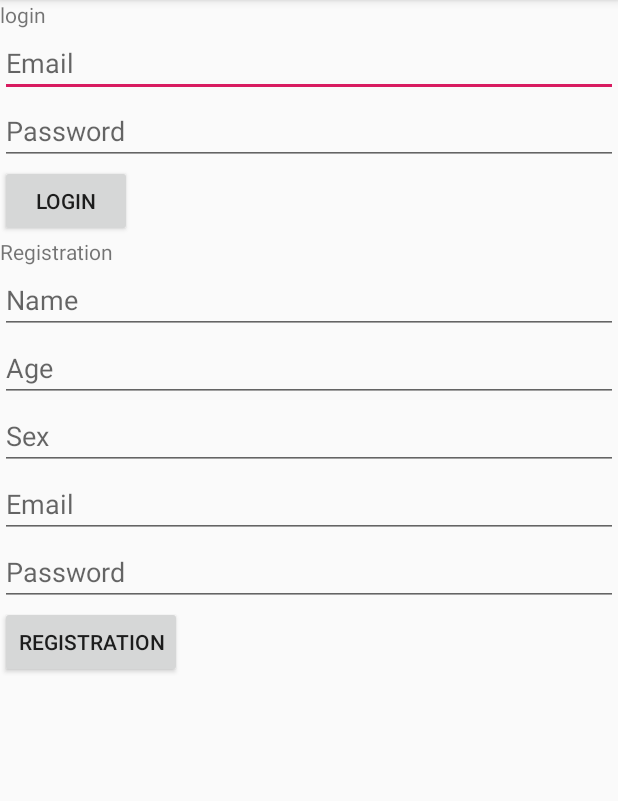
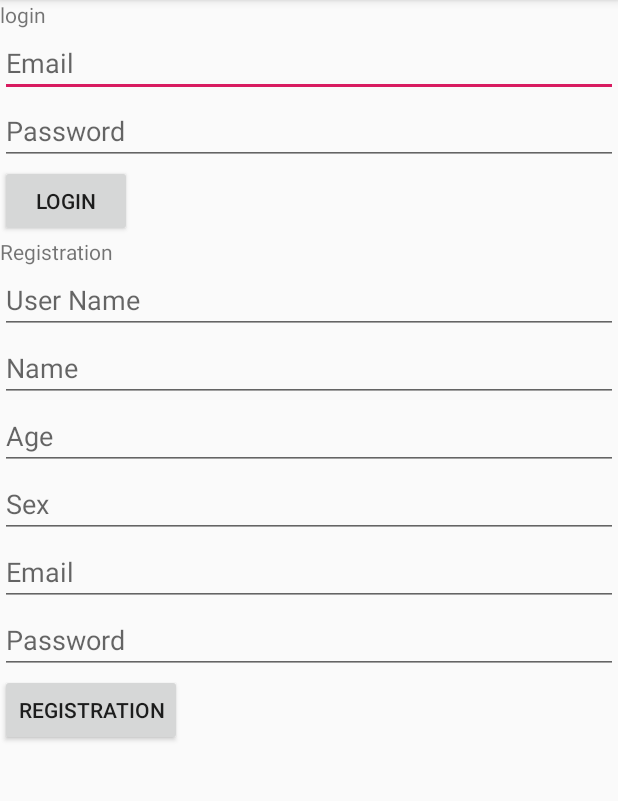
Before and after one commit to Crucialjun/FirebaseTutorial, an Android app: the screen it shows after launch (LoginActivity), after a tap on "REGISTRATION", on a phone screen of 412 x 824 dp, the part 84-885 px from its top. Run offline under Robolectric (Android 15) with nearby library versions, the phone set to English and light mode, and no system bars; our stand-ins replace Firebase (no records; nobody signed in at launch, a user with empty details on screens opened directly).

```diff
--- a/app/src/main/java/com/example/crucialjun/firebasetutorial/LoginActivity.java
+++ b/app/src/main/java/com/example/crucialjun/firebasetutorial/LoginActivity.java
@@ -14,8 +14,12 @@ import com.google.android.gms.tasks.Task;
 import com.google.firebase.auth.AuthResult;
 import com.google.firebase.auth.FirebaseAuth;
 import com.google.firebase.auth.FirebaseUser;
+import com.google.firebase.database.DataSnapshot;
+import com.google.firebase.database.DatabaseError;
 import com.google.firebase.database.DatabaseReference;
 import com.google.firebase.database.FirebaseDatabase;
+import com.google.firebase.database.Query;
+import com.google.firebase.database.ValueEventListener;
 
 import java.util.HashMap;
 import java.util.Map;
@@ -23,7 +27,7 @@ import java.util.Map;
 public class LoginActivity extends AppCompatActivity {
 
     private EditText emailLogin,passwordLogin,emailRegistration,passwordRegistration,mNameRegistration,
-    mAgeRegistration,mSexRegistration;
+    mAgeRegistration,mSexRegistration,mUserNameRegistration;
     private Button buttonLogin,buttonRegistration;
 
     private FirebaseAuth mAuth;
@@ -44,6 +48,7 @@ public class LoginActivity extends AppCompatActivity {
         mNameRegistration = findViewById(R.id.nameRegistration);
         mAgeRegistration = findViewById(R.id.ageRegistration);
         mSexRegistration = findViewById(R.id.sexRegistration);
+        mUserNameRegistration = findViewById(R.id.userNameRegistration);
 
         buttonLogin = findViewById(R.id.buttonLogin);
         buttonRegistration = findViewById(R.id.buttonRegistration);
@@ -67,8 +72,19 @@ public class LoginActivity extends AppCompatActivity {
         buttonRegistration.setOnClickListener(new View.OnClickListener() {
             @Override
             public void onClick(View v) {
-                String email = emailRegistration.getText().toString();
-                String password = passwordRegistration.getText().toString();
+                final String email = emailRegistration.getText().toString();
+                final String password = passwordRegistration.getText().toString();
+                final String username = mUserNameRegistration.getText().toString();
+                Query usernameQuery = FirebaseDatabase.getInstance().getReference().child("Users")
+                        .orderByChild("username").equalTo(username);
+                usernameQuery.addListenerForSingleValueEvent(new ValueEventListener() {
+                    @Override
+                    public void onDataChange(@NonNull DataSnapshot dataSnapshot) {
+                        if(dataSnapshot.getChildrenCount() > 0){
+                            Toast.makeText(LoginActivity.this,
+                                    "Choose a different username",
+                                    Toast.LENGTH_SHORT).show();
+                        }else{
                             mAuth.createUserWithEmailAndPassword(email,password).addOnCompleteListener(LoginActivity.this, new OnCompleteListener<AuthResult>() {
                                 @Override
                                 public void onComplete(@NonNull Task<AuthResult> task) {
@@ -76,14 +92,15 @@ public class LoginActivity extends AppCompatActivity {
                                         Toast.makeText(LoginActivity.this, "Sign Up Error", Toast.LENGTH_LONG).show();
                                     }else{
                                         String user_id = mAuth.getCurrentUser().getUid();
-                            DatabaseReference current_user = FirebaseDatabase.getInstance().getReference().child("Users").child(user_id);
+                                        final DatabaseReference current_user = FirebaseDatabase.getInstance().getReference().child("Users").child(user_id);
 
-                            String name = mNameRegistration.getText().toString();
-                            String age = mAgeRegistration.getText().toString();
-                            String sex = mSexRegistration.getText().toString();
+                                        final String name = mNameRegistration.getText().toString();
+                                        final String age = mAgeRegistration.getText().toString();
+                                        final String sex = mSexRegistration.getText().toString();
 
                                         Map newPost = new HashMap();
                                         newPost.put("name",name);
+                                        newPost.put("username",username);
                                         newPost.put("age",age);
                                         newPost.put("sex",sex);
 
@@ -91,6 +108,18 @@ public class LoginActivity extends AppCompatActivity {
                                     }
                                 }
                             });
+
+                        }
+                    }
+
+                    @Override
+                    public void onCancelled(@NonNull DatabaseError databaseError) {
+
+                    }
+                });
+
+
+
             }
         });
 
--- a/app/src/main/res/layout/activity_login.xml
+++ b/app/src/main/res/layout/activity_login.xml
@@ -35,6 +35,11 @@
     <EditText
         android:layout_width="match_parent"
         android:layout_height="wrap_content"
+        android:hint="User Name"
+        android:id="@+id/userNameRegistration"/>
+    <EditText
+        android:layout_width="match_parent"
+        android:layout_height="wrap_content"
         android:hint="Name"
         android:id="@+id/nameRegistration"/>
     <EditText
```
Lines whose indentation alone changed are shown as unchanged.
